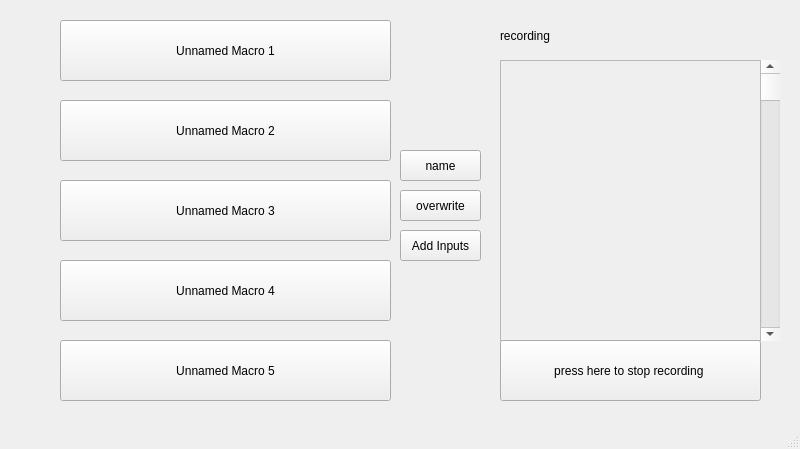
Above: CreateNewMacro.ui from JoshWells08/Task-Ninja-NEA2 before the change. Below: the same form after it.
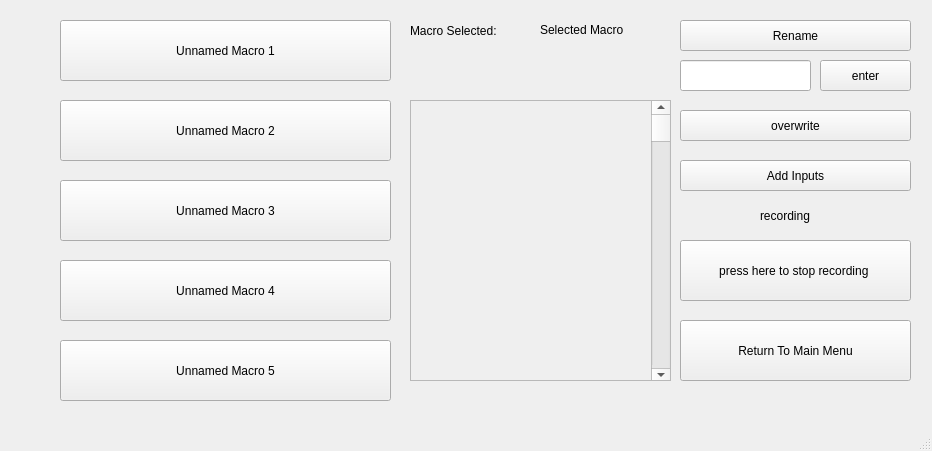
That is the form after the change. Icons and pictures are not drawn.

Diff of the .ui file:
```diff
--- a/CreateNewMacro.ui
+++ b/CreateNewMacro.ui
@@ -6,8 +6,8 @@
    <rect>
     <x>0</x>
     <y>0</y>
-    <width>800</width>
-    <height>449</height>
+    <width>932</width>
+    <height>451</height>
    </rect>
   </property>
   <property name="windowTitle">
@@ -82,40 +82,11 @@
      <string>Unnamed Macro 5</string>
     </property>
    </widget>
-   <widget class="QLabel" name="UserLogBackground">
-    <property name="geometry">
-     <rect>
-      <x>500</x>
-      <y>20</y>
-      <width>261</width>
-      <height>321</height>
-     </rect>
-    </property>
-    <property name="text">
-     <string/>
-    </property>
-    <property name="pixmap">
-     <pixmap>../.designer/backup/images/white background.PNG</pixmap>
-    </property>
-   </widget>
-   <widget class="QScrollBar" name="UserLogScrollBar">
-    <property name="geometry">
-     <rect>
-      <x>760</x>
-      <y>60</y>
-      <width>20</width>
-      <height>281</height>
-     </rect>
-    </property>
-    <property name="orientation">
-     <enum>Qt::Vertical</enum>
-    </property>
-   </widget>
    <widget class="QScrollArea" name="UserLogArea">
     <property name="geometry">
      <rect>
-      <x>500</x>
-      <y>60</y>
+      <x>410</x>
+      <y>100</y>
       <width>261</width>
       <height>281</height>
      </rect>
@@ -132,17 +103,17 @@
        <height>279</height>
       </rect>
      </property>
-     <widget class="QLabel" name="UserLog">
+     <widget class="QScrollBar" name="UserLogScrollBar">
       <property name="geometry">
        <rect>
-        <x>0</x>
+        <x>240</x>
         <y>0</y>
-        <width>261</width>
-        <height>381</height>
+        <width>20</width>
+        <height>281</height>
        </rect>
       </property>
-      <property name="text">
-       <string/>
+      <property name="orientation">
+       <enum>Qt::Vertical</enum>
       </property>
      </widget>
     </widget>
@@ -150,8 +121,8 @@
    <widget class="QLabel" name="RecordingNotRecording">
     <property name="geometry">
      <rect>
-      <x>500</x>
-      <y>20</y>
+      <x>760</x>
+      <y>200</y>
       <width>131</width>
       <height>31</height>
      </rect>
@@ -163,9 +134,9 @@
    <widget class="QPushButton" name="StopRecordingButton">
     <property name="geometry">
      <rect>
-      <x>500</x>
-      <y>340</y>
-      <width>261</width>
+      <x>680</x>
+      <y>240</y>
+      <width>231</width>
       <height>61</height>
      </rect>
     </property>
@@ -173,25 +144,12 @@
      <string>press here to stop recording </string>
     </property>
    </widget>
-   <widget class="QPushButton" name="ChangeNameButton">
-    <property name="geometry">
-     <rect>
-      <x>400</x>
-      <y>150</y>
-      <width>81</width>
-      <height>31</height>
-     </rect>
-    </property>
-    <property name="text">
-     <string>name</string>
-    </property>
-   </widget>
    <widget class="QPushButton" name="OverwriteButton">
     <property name="geometry">
      <rect>
-      <x>400</x>
-      <y>190</y>
-      <width>81</width>
+      <x>680</x>
+      <y>110</y>
+      <width>231</width>
       <height>31</height>
      </rect>
     </property>
@@ -199,12 +157,74 @@
      <string>overwrite</string>
     </property>
    </widget>
+   <widget class="QLabel" name="MacroSelectedLabelTitle">
+    <property name="geometry">
+     <rect>
+      <x>410</x>
+      <y>20</y>
+      <width>111</width>
+      <height>21</height>
+     </rect>
+    </property>
+    <property name="text">
+     <string>Macro Selected:</string>
+    </property>
+   </widget>
+   <widget class="QLabel" name="MacroSelectedLabel">
+    <property name="geometry">
+     <rect>
+      <x>540</x>
+      <y>20</y>
+      <width>151</width>
+      <height>20</height>
+     </rect>
+    </property>
+    <property name="text">
+     <string>Selected Macro</string>
+    </property>
+   </widget>
+   <widget class="QPushButton" name="ChangeNameButton">
+    <property name="geometry">
+     <rect>
+      <x>680</x>
+      <y>20</y>
+      <width>231</width>
+      <height>31</height>
+     </rect>
+    </property>
+    <property name="text">
+     <string>Rename</string>
+    </property>
+   </widget>
+   <widget class="QLineEdit" name="NewNameLineEdit">
+    <property name="geometry">
+     <rect>
+      <x>680</x>
+      <y>60</y>
+      <width>131</width>
+      <height>31</height>
+     </rect>
+    </property>
+   </widget>
+   <widget class="QPushButton" name="NewNameEnter">
+    <property name="geometry">
+     <rect>
+      <x>820</x>
+      <y>60</y>
+      <width>91</width>
+      <height>31</height>
+     </rect>
+    </property>
+    <property name="text">
+     <string>enter</string>
+    </property>
+   </widget>
    <widget class="QPushButton" name="AddInputsButton">
     <property name="geometry">
      <rect>
-      <x>400</x>
-      <y>230</y>
-      <width>81</width>
+      <x>680</x>
+      <y>160</y>
+      <width>231</width>
       <height>31</height>
      </rect>
     </property>
@@ -212,6 +232,20 @@
      <string>Add Inputs</string>
     </property>
    </widget>
+   <widget class="QPushButton" name="MenuReturn1">
+    <property name="geometry">
+     <rect>
+      <x>680</x>
+      <y>320</y>
+      <width>231</width>
+      <height>61</height>
+     </rect>
+    </property>
+    <property name="text">
+     <string>Return To Main Menu</string>
+    </property>
+   </widget>
+   <zorder>MacroSlot4</zorder>
    <zorder>MacroSlot1</zorder>
    <zorder>MacroSlot3</zorder>
    <zorder>MacroLog4</zorder>
```
Left out of the diff: 14 changed lines with no effect on the pictures.
